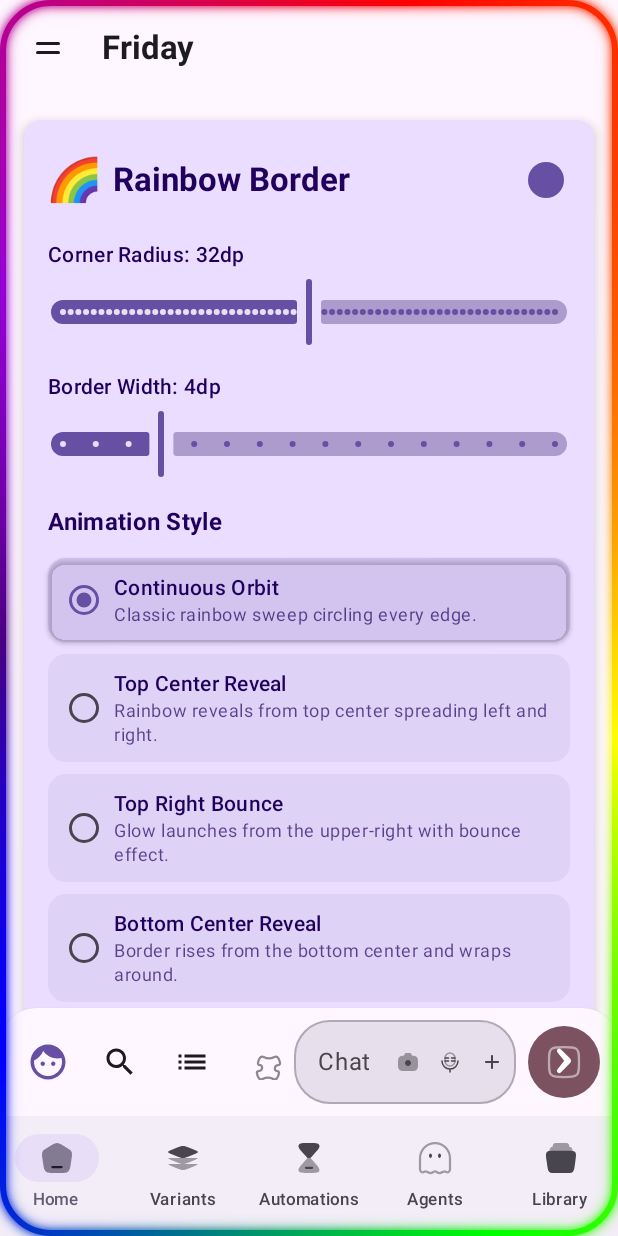
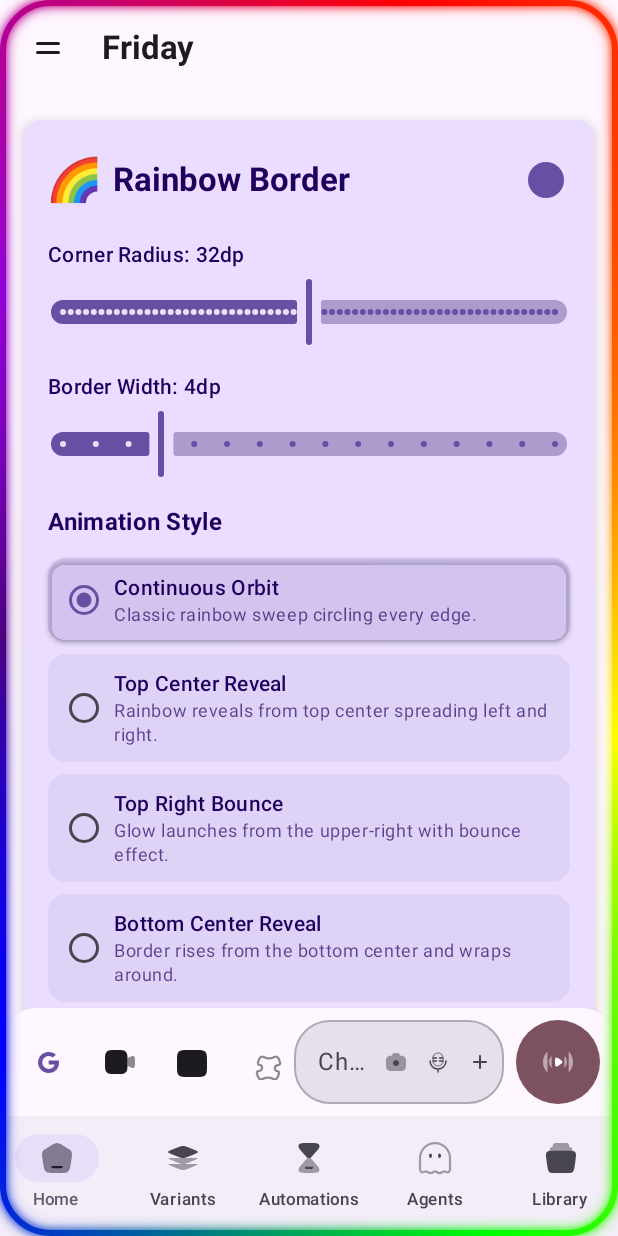
Before and after one commit to najmus-sakib-hossain/gpt-mobile, an Android app built with Jetpack Compose: the screen it shows after launch (MainActivity), on a phone screen of 412 x 824 dp. Run offline under Robolectric (Android 15) with nearby library versions, the phone set to English and light mode, and no system bars; our stand-ins replace Dagger/Hilt's generated code, Room's generated code; libraries missing offline, so code that uses them is left out: com.aallam.openai, com.google.ai.client; pictures from the network do not load.

Commit message:
feat: Add new icons for documents and play stream, and update ChatInputBar to use them

```diff
--- a/app/src/main/kotlin/dev/chungjungsoo/gptmobile/presentation/icons/SolarIcons.kt
+++ b/app/src/main/kotlin/dev/chungjungsoo/gptmobile/presentation/icons/SolarIcons.kt
@@ -9,6 +9,18 @@ import dev.chungjungsoo.gptmobile.R
  * Use Bold variants for active/selected states
  */
 object SolarIcons {
+    // AltArrowRight Icons
+    val AltArrowRightLine: Int @Composable get() = R.drawable.ic_alt_arrow_right_line
+    val AltArrowRightBold: Int @Composable get() = R.drawable.ic_alt_arrow_right_bold
+
+    // Documents Icons
+    val DocumentLine: Int @Composable get() = R.drawable.ic_documents_line
+    val DocumentBold: Int @Composable get() = R.drawable.ic_documents_bold
+
+    // Play Stream Icons
+    val PlayStreamLine: Int @Composable get() = R.drawable.ic_play_stream_line
+    val PlayStreamBold: Int @Composable get() = R.drawable.ic_play_stream_bold
+
     // Arrow Icons
     val ArrowUpLine: Int @Composable get() = R.drawable.ic_arrow_up_line
     val ArrowUpBold: Int @Composable get() = R.drawable.ic_arrow_up_bold
--- a/app/src/main/kotlin/dev/chungjungsoo/gptmobile/presentation/ui/home/ChatInputBar.kt
+++ b/app/src/main/kotlin/dev/chungjungsoo/gptmobile/presentation/ui/home/ChatInputBar.kt
@@ -10,6 +10,7 @@ import androidx.compose.animation.fadeOut
 import androidx.compose.animation.shrinkVertically
 import androidx.compose.animation.slideInVertically
 import androidx.compose.animation.slideOutVertically
+import androidx.compose.foundation.BorderStroke
 import androidx.compose.foundation.gestures.detectHorizontalDragGestures
 import androidx.compose.foundation.layout.Arrangement
 import androidx.compose.foundation.layout.Box
@@ -24,14 +25,11 @@ import androidx.compose.foundation.layout.width
 import androidx.compose.foundation.shape.CircleShape
 import androidx.compose.foundation.shape.RoundedCornerShape
 import androidx.compose.material.icons.Icons
-import androidx.compose.material.icons.automirrored.filled.ArrowBack
 import androidx.compose.material.icons.filled.Add
 import androidx.compose.material.icons.filled.Create
 import androidx.compose.material.icons.filled.Face
 import androidx.compose.material.icons.filled.KeyboardVoice
 import androidx.compose.material.icons.filled.MoreVert
-import androidx.compose.material.icons.filled.Search
-import androidx.compose.material.icons.outlined.List
 import androidx.compose.material.icons.rounded.Add
 import androidx.compose.material3.DropdownMenu
 import androidx.compose.material3.DropdownMenuItem
@@ -161,7 +159,7 @@ fun FullInputBar(
                         .padding(top = 4.dp)
                 ) {
                     Icon(
-                        imageVector = Icons.AutoMirrored.Filled.ArrowBack,
+                        painter = painterResource(id = SolarIcons.AltArrowRightLine),
                         contentDescription = "Back",
                         tint = MaterialTheme.colorScheme.onSurface
                     )
@@ -389,15 +387,15 @@ private fun BottomInputBar(
                         onClick = onProviderClick
                     )
 
-                    // 2. Search Type
+                    // 2. Chat Type
                     Box {
                         IconButton(
                             onClick = { showSearchTypeMenu = true },
                             modifier = Modifier.size(40.dp)
                         ) {
                             Icon(
-                                imageVector = Icons.Default.Search,
-                                contentDescription = "Search Type",
+                                painter = painterResource(id = SolarIcons.VideocameraRecordLine),
+                                contentDescription = "Chat Type",
                                 tint = MaterialTheme.colorScheme.onSurface
                             )
                         }
@@ -425,7 +423,7 @@ private fun BottomInputBar(
                             modifier = Modifier.size(40.dp)
                         ) {
                             Icon(
-                                imageVector = Icons.Outlined.List,
+                                painter = painterResource(id = SolarIcons.CalendarAddLine),
                                 contentDescription = "Context",
                                 tint = MaterialTheme.colorScheme.onSurface
                             )
@@ -607,16 +605,10 @@ fun ProviderLogoButton(
     ) {
         // You can add actual logos here
         Icon(
-            imageVector = when (provider) {
-                ApiType.GOOGLE -> Icons.Default.Search
-                ApiType.OPENAI -> Icons.Default.Face
-                ApiType.ANTHROPIC -> Icons.Default.Face
-                ApiType.OFFLINE_AI -> Icons.Default.Face
-                else -> Icons.Default.Face
-            },
+            painter = painterResource(id = SolarIcons.Google),
             contentDescription = "Provider: ${provider.name}",
             tint = MaterialTheme.colorScheme.primary,
-            modifier = Modifier.size(28.dp)
+            modifier = Modifier.size(14.dp)
         )
     }
 }
@@ -662,8 +654,8 @@ fun SwipeableActionButton(
     val displayMode = if (hasText) 1 else currentMode
 
     val icons = listOf(
-        SolarIcons.PlayLine,        // Live AI
-        SolarIcons.SendLine,         // Send
+        SolarIcons.PlayStreamLine,        // Live AI
+        SolarIcons.ArrowUpLine,         // Send
         SolarIcons.MicrophoneLine   // Voice
     )
 
@@ -679,9 +671,9 @@ fun SwipeableActionButton(
         color = colors[displayMode],
         shadowElevation = 0.dp,  // Remove elevation/shadow
         tonalElevation = 0.dp,   // Remove tonal elevation
-        border = null,           // Ensure no border
+        border = BorderStroke(0.dp, Color.Transparent),  // Ensure no border
         modifier = Modifier
-            .size(48.dp)
+            .size(56.dp)
             .pointerInput(hasText) {
                 // Only allow swiping when there's no text
                 if (!hasText) {
@@ -784,9 +776,9 @@ fun GesturalActionButton(
         ) {
             Icon(
                 painter = painterResource(id = when {
-                    hasText -> SolarIcons.SendLine
-                    isLiveAIMode -> SolarIcons.PlayLine
-                    else -> SolarIcons.MicrophoneLine
+                    hasText -> SolarIcons.ArrowDownLine
+                    isLiveAIMode -> SolarIcons.PlayStreamLine
+                    else -> SolarIcons.ArrowDownLine
                 }),
                 contentDescription = when {
                     hasText -> "Send"
--- /dev/null
+++ b/app/src/main/res/drawable/ic_documents_bold.xml
@@ -0,0 +1,16 @@
+<vector xmlns:android="http://schemas.android.com/apk/res/android"
+    android:width="24dp"
+    android:height="24dp"
+    android:viewportWidth="24"
+    android:viewportHeight="24">
+    <path
+        android:pathData="M5.879 2.879C5 3.757 5 5.172 5 8v8c0 2.828 0 4.243.879 5.121C6.757 22 8.172 22 11 22h2c2.828 0 4.243 0 5.121-.879C19 20.243 19 18.828 19 16V8c0-2.828 0-4.243-.879-5.121C17.243 2 15.828 2 13 2h-2c-2.828 0-4.243 0-5.121.879M8.25 17a.75.75 0 0 1 .75-.75h3a.75.75 0 0 1 0 1.5H9a.75.75 0 0 1-.75-.75M9 12.25a.75.75 0 0 0 0 1.5h6a.75.75 0 0 0 0-1.5zM8.25 9A.75.75 0 0 1 9 8.25h6a.75.75 0 0 1 0 1.5H9A.75.75 0 0 1 8.25 9"
+        android:fillColor="@android:color/black"
+        />
+    <path
+        android:pathData="M5.235 4.058C5 4.941 5 6.177 5 8v8c0 1.823 0 3.058.235 3.942L5 19.924c-.975-.096-1.631-.313-2.121-.803C2 18.243 2 16.828 2 14v-4c0-2.829 0-4.243.879-5.121c.49-.49 1.146-.707 2.121-.803zm13.53 15.884C19 19.058 19 17.822 19 16V8c0-1.823 0-3.059-.235-3.942l.235.018c.975.096 1.631.313 2.121.803C22 5.757 22 7.17 22 9.999v4c0 2.83 0 4.243-.879 5.122c-.49.49-1.146.707-2.121.803z"
+        android:fillColor="@android:color/black"
+        android:strokeAlpha=".5"
+        android:fillAlpha=".5"
+        />
+</vector>
--- /dev/null
+++ b/app/src/main/res/drawable/ic_documents_line.xml
@@ -0,0 +1,35 @@
+<vector xmlns:android="http://schemas.android.com/apk/res/android"
+    android:width="24dp"
+    android:height="24dp"
+    android:viewportWidth="24"
+    android:viewportHeight="24">
+    <path
+        android:pathData="M5 8c0-2.828 0-4.243.879-5.121C6.757 2 8.172 2 11 2h2c2.828 0 4.243 0 5.121.879C19 3.757 19 5.172 19 8v8c0 2.828 0 4.243-.879 5.121C17.243 22 15.828 22 13 22h-2c-2.828 0-4.243 0-5.121-.879C5 20.243 5 18.828 5 16z"
+        android:fillColor="@android:color/black"
+        />
+    <path
+        android:pathData="M5 4.076c-.975.096-1.631.313-2.121.803C2 5.757 2 7.172 2 10v4c0 2.828 0 4.243.879 5.121c.49.49 1.146.707 2.121.803M19 4.076c.975.096 1.631.313 2.121.803C22 5.757 22 7.172 22 10v4c0 2.828 0 4.243-.879 5.121c-.49.49-1.146.707-2.121.803"
+        android:fillColor="@android:color/black"
+        android:strokeAlpha=".5"
+        android:fillAlpha=".5"
+        />
+    <path
+        android:pathData="M9 13h6"
+        android:fillColor="@android:color/black"
+        android:strokeLineCap="round"
+        android:strokeAlpha=".7"
+        android:fillAlpha=".7"
+        />
+    <path
+        android:pathData="M9 9h6"
+        android:fillColor="@android:color/black"
+        android:strokeLineCap="round"
+        />
+    <path
+        android:pathData="M9 17h3"
+        android:fillColor="@android:color/black"
+        android:strokeLineCap="round"
+        android:strokeAlpha=".4"
+        android:fillAlpha=".4"
+        />
+</vector>
--- /dev/null
+++ b/app/src/main/res/drawable/ic_play_stream_bold.xml
@@ -0,0 +1,16 @@
+<vector xmlns:android="http://schemas.android.com/apk/res/android"
+    android:width="24dp"
+    android:height="24dp"
+    android:viewportWidth="24"
+    android:viewportHeight="24">
+    <path
+        android:pathData="M5.467 4.392a.75.75 0 0 1-.001 1.06A9.22 9.22 0 0 0 2.75 12a9.22 9.22 0 0 0 2.775 6.606a.75.75 0 1 1-1.05 1.071A10.72 10.72 0 0 1 1.25 12c0-2.972 1.207-5.664 3.156-7.609a.75.75 0 0 1 1.06.001m13.15.072a.75.75 0 0 1 1.06.011A10.72 10.72 0 0 1 22.75 12c0 2.964-1.2 5.65-3.141 7.594a.75.75 0 1 1-1.062-1.06A9.22 9.22 0 0 0 21.25 12a9.22 9.22 0 0 0-2.644-6.475a.75.75 0 0 1 .01-1.06M8.308 7.488a.75.75 0 0 1-.035 1.06c-.949.888-1.524 2.102-1.524 3.434c0 1.348.589 2.575 1.558 3.466a.75.75 0 1 1-1.016 1.104c-1.252-1.151-2.042-2.77-2.042-4.57c0-1.779.771-3.38 2-4.53a.75.75 0 0 1 1.06.036m7.434.038a.75.75 0 0 1 1.06-.024c1.197 1.145 1.947 2.727 1.947 4.48c0 1.775-.767 3.373-1.99 4.521a.75.75 0 1 1-1.027-1.093c.945-.887 1.517-2.1 1.517-3.428c0-1.313-.559-2.512-1.484-3.396a.75.75 0 0 1-.023-1.06"
+        android:fillColor="@android:color/black"
+        android:strokeAlpha=".5"
+        android:fillAlpha=".5"
+        />
+    <path
+        android:pathData="M13.656 10.451C14.552 11.11 15 11.438 15 12s-.448.891-1.344 1.549a13 13 0 0 1-.718.495a12 12 0 0 1-.653.38c-.894.49-1.34.735-1.741.464s-.437-.838-.51-1.971c-.02-.321-.034-.635-.034-.917s.013-.596.034-.917c.072-1.133.109-1.7.51-1.97c.4-.272.847-.027 1.74.462c.233.127.457.256.654.381c.226.143.471.314.718.495"
+        android:fillColor="@android:color/black"
+        />
+</vector>
--- /dev/null
+++ b/app/src/main/res/drawable/ic_play_stream_line.xml
@@ -0,0 +1,18 @@
+<vector xmlns:android="http://schemas.android.com/apk/res/android"
+    android:width="24dp"
+    android:height="24dp"
+    android:viewportWidth="24"
+    android:viewportHeight="24">
+    <path
+        android:pathData="M19.141 5A9.97 9.97 0 0 1 22 12a9.97 9.97 0 0 1-2.922 7.064M5 19.142A9.97 9.97 0 0 1 2 12a9.97 9.97 0 0 1 2.936-7.078m11.349 3.122C17.345 9.059 18 10.449 18 11.982c0 1.552-.67 2.957-1.753 3.974M7.8 16C6.69 14.979 6 13.556 6 11.982C6 10.427 6.673 9.018 7.762 8"
+        android:fillColor="@android:color/black"
+        android:strokeLineCap="round"
+        android:strokeLineJoin="round"
+        android:strokeAlpha=".5"
+        android:fillAlpha=".5"
+        />
+    <path
+        android:pathData="M13.656 10.451C14.552 11.11 15 11.438 15 12s-.448.891-1.344 1.549a13 13 0 0 1-.718.495a12 12 0 0 1-.653.38c-.894.49-1.34.735-1.741.464s-.437-.838-.51-1.971c-.02-.321-.034-.635-.034-.917s.013-.596.034-.917c.072-1.133.109-1.7.51-1.97c.4-.272.847-.027 1.74.462c.233.127.457.256.654.381c.226.143.471.314.718.495Z"
+        android:fillColor="@android:color/black"
+        />
+</vector>
```
Also changed, not shown: 4 other files.
